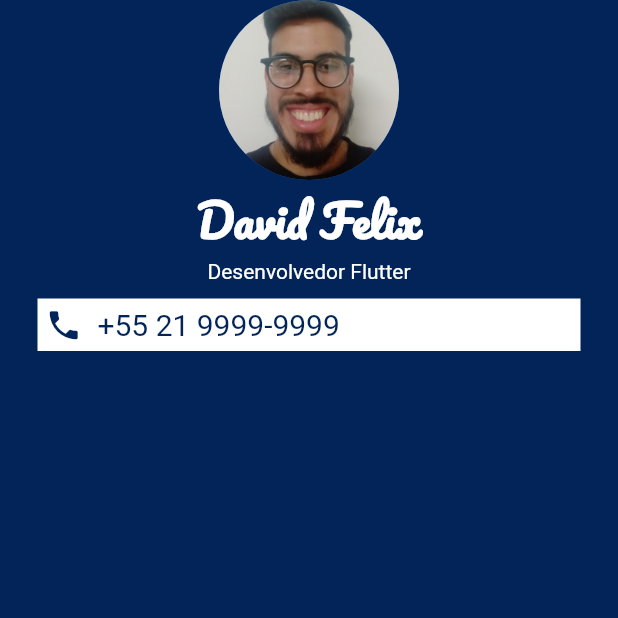
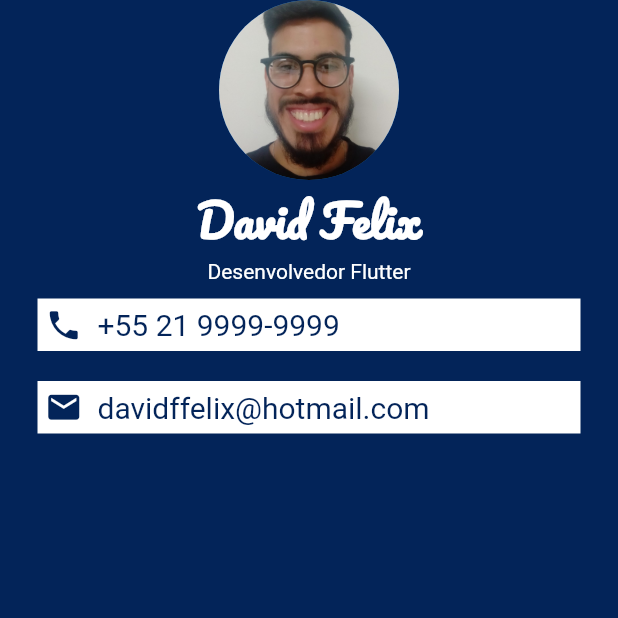
Before and after one commit to davidfffelix/My-Portfolio, a Flutter app: the screen it shows after launch, on a phone screen of 412 x 824 dp, the top half of it. Run offline on Flutter 3.47's test engine with Material 2 defaults, Android fonts, the phone set to English and light mode, and no system bars.

Commit message:
Insert new Container

```diff
--- a/lib/main.dart
+++ b/lib/main.dart
@@ -60,6 +60,30 @@ class MeuApp extends StatelessWidget {
                   ],
                 ),
               ),
+              Container(
+                color: Colors.white,
+                margin: EdgeInsets.symmetric(vertical: 10, horizontal: 25),
+                padding: EdgeInsets.all(5),
+                child: Row(
+                  children: [
+                    Icon(
+                      Icons.email,
+                      color: Color(0xff032459),
+                      size: 25,
+                    ),
+                    SizedBox(
+                      width: 10,
+                    ),
+                    Text(
+                      'davidffelix@hotmail.com',
+                      style: TextStyle(
+                        color: Color(0xff032459),
+                        fontSize: 20,
+                      ),
+                    ),
+                  ],
+                ),
+              ),
             ],
           ),
         ),
```
